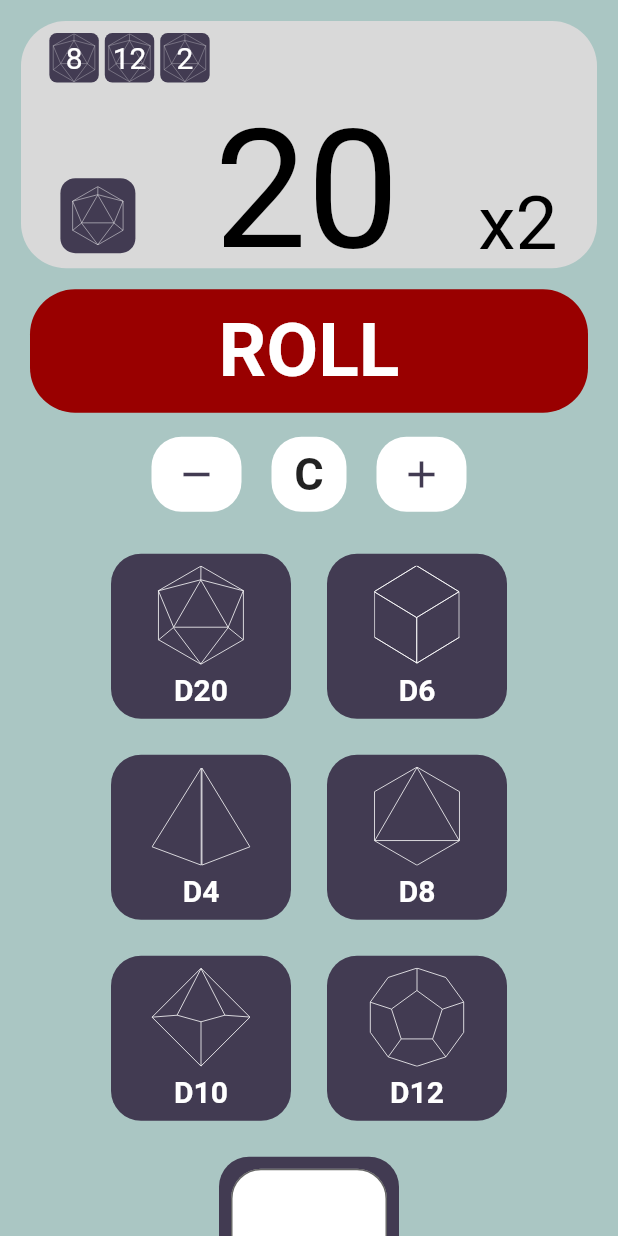
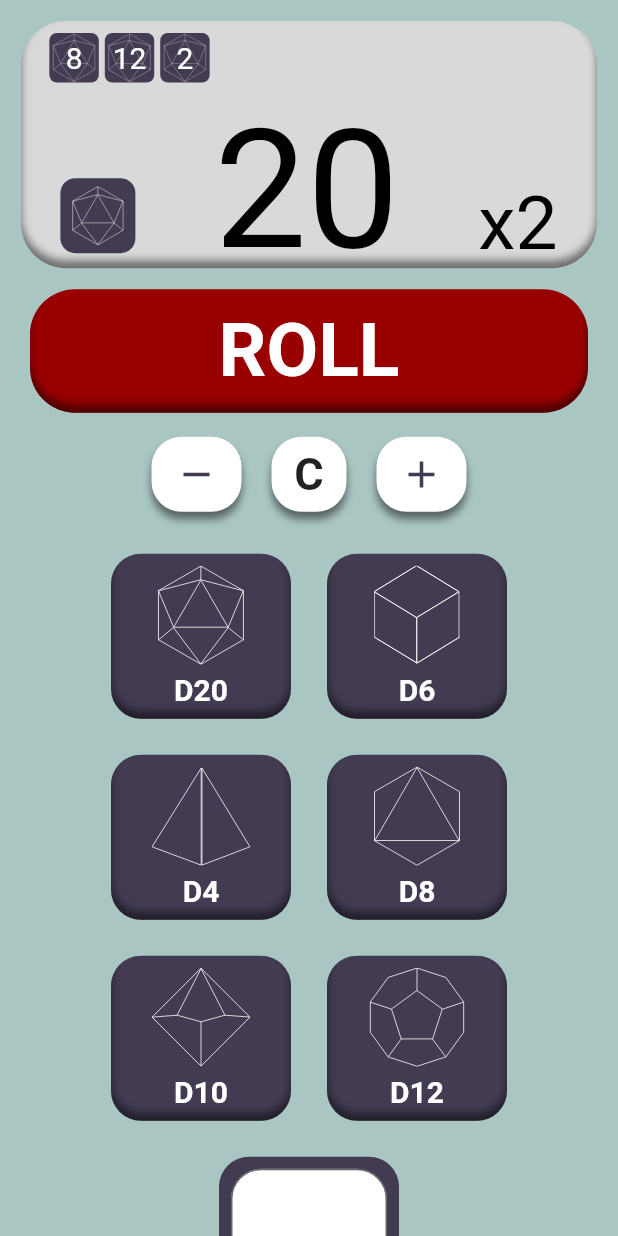
Before and after one commit to dompetriella/simple_roller, a Flutter app: the screen it shows after launch, on a phone screen of 412 x 824 dp. Run offline on Flutter 3.47's test engine with Material 2 defaults, Android fonts, the phone set to English and light mode, and no system bars; our stand-ins replace flutter_inset_box_shadow, flutter_riverpod, flutter_svg.

Commit message:
added neumorphism to buttons

```diff
--- a/lib/components/dice_button.dart
+++ b/lib/components/dice_button.dart
@@ -1,4 +1,6 @@
-import 'package:flutter/material.dart';
+import 'package:dice_roller/providers/dice_provider.dart';
+import 'package:flutter/material.dart' hide BoxDecoration, BoxShadow;
+import 'package:flutter_inset_box_shadow/flutter_inset_box_shadow.dart';
 import 'package:flutter_svg/svg.dart';
 import 'package:flutter_riverpod/flutter_riverpod.dart';
 import 'package:dice_roller/providers/theme_provider.dart';
@@ -12,13 +14,18 @@ class DiceButton extends ConsumerWidget {
     double buttonHeight = 110;
     double buttonWidth = 120;
     String diceNumberString = diceNumber.toString();
-    return Container(
+    return GestureDetector(
+      onTap: () => {
+        ref.watch(selectedDiceProvider.notifier).changeCurrentDie(diceNumber),
+      },
+      child: Container(
         width: buttonWidth,
         height: buttonHeight,
         decoration: BoxDecoration(
             color: ref.watch(themeProvider).diceButtonBg,
             borderRadius: BorderRadius.all(Radius.circular(
-              ref.watch(themeProvider).diceButtonBorderRadius))),
+                ref.watch(themeProvider).diceButtonBorderRadius)),
+            boxShadow: ref.watch(themeProvider).innerShadow),
         child: Padding(
           padding: const EdgeInsets.all(8.0),
           child: Column(
@@ -48,6 +55,7 @@ class DiceButton extends ConsumerWidget {
             ],
           ),
         ),
+      ),
     );
   }
 }
--- a/lib/components/dice_input_button.dart
+++ b/lib/components/dice_input_button.dart
@@ -1,5 +1,5 @@
-import 'package:flutter/material.dart';
-import 'package:flutter/services.dart';
+import 'package:flutter/material.dart' hide BoxDecoration, BoxShadow;
+import 'package:flutter_inset_box_shadow/flutter_inset_box_shadow.dart';
 import 'package:flutter_riverpod/flutter_riverpod.dart';
 import 'package:dice_roller/providers/theme_provider.dart';
 
--- a/lib/components/multiplier_controls.dart
+++ b/lib/components/multiplier_controls.dart
@@ -1,4 +1,5 @@
-import 'package:flutter/material.dart';
+import 'package:flutter/material.dart' hide BoxDecoration, BoxShadow;
+import 'package:flutter_inset_box_shadow/flutter_inset_box_shadow.dart';
 import 'package:flutter_riverpod/flutter_riverpod.dart';
 import 'package:dice_roller/providers/theme_provider.dart';
 
@@ -24,7 +25,8 @@ class MultiplierControls extends ConsumerWidget {
                 decoration: BoxDecoration(
                     color: ref.watch(themeProvider).multiplierBgColor,
                     borderRadius: BorderRadius.all(Radius.circular(
-                        ref.watch(themeProvider).diceButtonBorderRadius))),
+                        ref.watch(themeProvider).diceButtonBorderRadius)),
+                    boxShadow: ref.watch(themeProvider).multiplierDropShadow),
                 child: Icon(
                   Icons.remove,
                   color: ref.watch(themeProvider).multiplierTextColor,
@@ -39,7 +41,8 @@ class MultiplierControls extends ConsumerWidget {
                   decoration: BoxDecoration(
                       color: ref.watch(themeProvider).multiplierBgColor,
                       borderRadius: BorderRadius.all(Radius.circular(
-                          ref.watch(themeProvider).diceButtonBorderRadius))),
+                          ref.watch(themeProvider).diceButtonBorderRadius)),
+                      boxShadow: ref.watch(themeProvider).multiplierDropShadow),
                   child: Center(
                       child: Text(
                     "C",
@@ -53,7 +56,8 @@ class MultiplierControls extends ConsumerWidget {
                 decoration: BoxDecoration(
                     color: ref.watch(themeProvider).multiplierBgColor,
                     borderRadius: BorderRadius.all(Radius.circular(
-                        ref.watch(themeProvider).diceButtonBorderRadius))),
+                        ref.watch(themeProvider).diceButtonBorderRadius)),
+                    boxShadow: ref.watch(themeProvider).multiplierDropShadow),
                 child: Icon(Icons.add,
                     color: ref.watch(themeProvider).multiplierTextColor,
                     size: 30),
--- a/lib/components/number_display.dart
+++ b/lib/components/number_display.dart
@@ -1,4 +1,5 @@
-import 'package:flutter/material.dart';
+import 'package:flutter/material.dart' hide BoxDecoration, BoxShadow;
+import 'package:flutter_inset_box_shadow/flutter_inset_box_shadow.dart';
 import 'package:dice_roller/components/rolled_dice_icon.dart';
 import 'package:flutter_svg/svg.dart';
 import 'package:flutter_riverpod/flutter_riverpod.dart';
@@ -13,6 +14,7 @@ class NumberDisplay extends ConsumerWidget {
     var screenWidth = MediaQuery.of(context).size.width;
     var widgetHeight = screenHeight * .20;
     var widgetWidth = screenWidth;
+    List<BoxShadow>? other = [];
     return Padding(
       padding: const EdgeInsets.all(14.0),
       child: Container(
@@ -21,7 +23,8 @@ class NumberDisplay extends ConsumerWidget {
         decoration: BoxDecoration(
             color: ref.watch(themeProvider).numberDisplayBgColor,
             borderRadius: BorderRadius.all(Radius.circular(
-                ref.watch(themeProvider).numberDisplayBorderRadius))),
+                ref.watch(themeProvider).numberDisplayBorderRadius)),
+            boxShadow: ref.watch(themeProvider).innerShadow),
         child: Column(
           children: [
             Padding(
--- a/lib/components/roll_button.dart
+++ b/lib/components/roll_button.dart
@@ -1,4 +1,5 @@
-import 'package:flutter/material.dart';
+import 'package:flutter/material.dart' hide BoxDecoration, BoxShadow;
+import 'package:flutter_inset_box_shadow/flutter_inset_box_shadow.dart';
 import 'package:flutter_riverpod/flutter_riverpod.dart';
 import 'package:dice_roller/providers/theme_provider.dart';
 
@@ -17,7 +18,8 @@ class RollButton extends ConsumerWidget {
         decoration: BoxDecoration(
             color: ref.watch(themeProvider).rollButtonBgColor,
             borderRadius: BorderRadius.all(Radius.circular(
-                ref.watch(themeProvider).numberDisplayBorderRadius))),
+                ref.watch(themeProvider).numberDisplayBorderRadius)),
+            boxShadow: ref.watch(themeProvider).innerShadow),
         child: Center(
             child: Text(
           "ROLL",
--- a/lib/components/rolled_dice_icon.dart
+++ b/lib/components/rolled_dice_icon.dart
@@ -1,4 +1,5 @@
-import 'package:flutter/material.dart';
+import 'package:flutter/material.dart' hide BoxDecoration, BoxShadow;
+import 'package:flutter_inset_box_shadow/flutter_inset_box_shadow.dart';
 import 'package:flutter_svg/svg.dart';
 import 'package:flutter_riverpod/flutter_riverpod.dart';
 import 'package:dice_roller/providers/theme_provider.dart';
--- a/lib/themes.dart
+++ b/lib/themes.dart
@@ -1,4 +1,5 @@
-import 'package:flutter/material.dart';
+import 'package:flutter/material.dart' hide BoxDecoration, BoxShadow;
+import 'package:flutter_inset_box_shadow/flutter_inset_box_shadow.dart';
 import 'package:dice_roller/models/theme.dart';
 
 Color hex(String code) {
--- a/pubspec.yaml
+++ b/pubspec.yaml
@@ -35,6 +35,7 @@ dependencies:
   cupertino_icons: ^1.0.2
   flutter_riverpod: ^1.0.4
   flutter_svg: ^1.1.4
+  flutter_inset_box_shadow: ^1.0.8
 
 dev_dependencies:
   flutter_test:
```
Also changed, not shown: lib/models/theme.dart (+20 -6 lines), lib/providers/dice_provider.dart (added, +14 -0 lines), pubspec.lock. Lines whose indentation alone changed are shown as unchanged.
